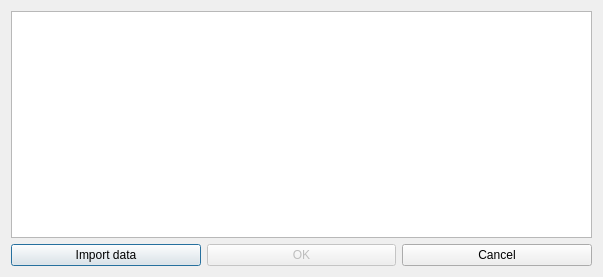
madsmh/Orbit-Cpp, file importdata.ui: the form before one commit.
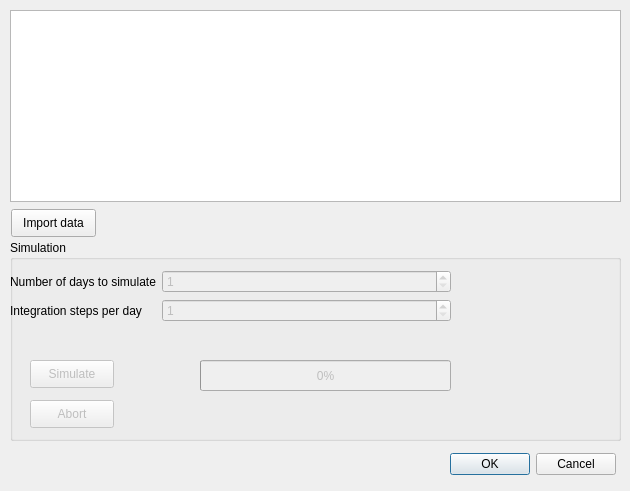
The form after the commit.

Commit message: Have added simulation interface to the importdata dialog.

The edit to the form file:
```diff
--- a/importdata.ui
+++ b/importdata.ui
@@ -6,66 +6,174 @@
    <rect>
     <x>0</x>
     <y>0</y>
-    <width>603</width>
-    <height>277</height>
+    <width>630</width>
+    <height>491</height>
    </rect>
   </property>
   <property name="windowTitle">
    <string>Import data</string>
   </property>
-  <layout class="QVBoxLayout" name="verticalLayout">
-   <item>
-    <layout class="QVBoxLayout" name="verticalLayout_2">
-     <item>
-      <widget class="QTextEdit" name="textEdit">
-       <property name="readOnly">
-        <bool>true</bool>
+  <widget class="QDialogButtonBox" name="buttonBox">
+   <property name="geometry">
+    <rect>
+     <x>450</x>
+     <y>450</y>
+     <width>166</width>
+     <height>28</height>
+    </rect>
+   </property>
+   <property name="standardButtons">
+    <set>QDialogButtonBox::Cancel|QDialogButtonBox::Ok</set>
+   </property>
+  </widget>
+  <widget class="QGroupBox" name="groupBox">
+   <property name="enabled">
+    <bool>true</bool>
+   </property>
+   <property name="geometry">
+    <rect>
+     <x>10</x>
+     <y>240</y>
+     <width>611</width>
+     <height>201</height>
+    </rect>
+   </property>
+   <property name="title">
+    <string>Simulation</string>
+   </property>
+   <widget class="QWidget" name="formLayoutWidget">
+    <property name="geometry">
+     <rect>
+      <x>0</x>
+      <y>30</y>
+      <width>441</width>
+      <height>71</height>
+     </rect>
+    </property>
+    <layout class="QFormLayout" name="formLayout">
+     <item row="0" column="0">
+      <widget class="QLabel" name="numberOfDaysLabel">
+       <property name="text">
+        <string>Number of days to simulate</string>
        </property>
       </widget>
      </item>
-     <item>
-      <layout class="QHBoxLayout" name="horizontalLayout">
-       <item>
-        <widget class="QPushButton" name="importButton">
-         <property name="sizePolicy">
-          <sizepolicy hsizetype="Minimum" vsizetype="Fixed">
-           <horstretch>0</horstretch>
-           <verstretch>0</verstretch>
-          </sizepolicy>
-         </property>
-         <property name="text">
-          <string>Import data</string>
-         </property>
-        </widget>
-       </item>
-       <item>
-        <widget class="QPushButton" name="okButton">
-         <property name="enabled">
-          <bool>false</bool>
-         </property>
-         <property name="text">
-          <string>OK</string>
-         </property>
-        </widget>
-       </item>
-       <item>
-        <widget class="QPushButton" name="cancelButton">
-         <property name="sizePolicy">
-          <sizepolicy hsizetype="Minimum" vsizetype="Fixed">
-           <horstretch>0</horstretch>
-           <verstretch>0</verstretch>
-          </sizepolicy>
-         </property>
-         <property name="text">
-          <string>Cancel</string>
-         </property>
-        </widget>
-       </item>
-      </layout>
+     <item row="1" column="0">
+      <widget class="QLabel" name="integrationStepsLabel">
+       <property name="text">
+        <string>Integration steps per day</string>
+       </property>
+      </widget>
+     </item>
+     <item row="0" column="1">
+      <widget class="QSpinBox" name="daysSpinBox">
+       <property name="enabled">
+        <bool>false</bool>
+       </property>
+       <property name="minimum">
+        <number>1</number>
+       </property>
+       <property name="maximum">
+        <number>10000</number>
+       </property>
+      </widget>
+     </item>
+     <item row="1" column="1">
+      <widget class="QSpinBox" name="stepSpinBox">
+       <property name="enabled">
+        <bool>false</bool>
+       </property>
+       <property name="minimum">
+        <number>1</number>
+       </property>
+       <property name="maximum">
+        <number>10000</number>
+       </property>
+      </widget>
      </item>
     </layout>
-   </item>
-  </layout>
+   </widget>
+   <widget class="QPushButton" name="simulateButton">
+    <property name="enabled">
+     <bool>false</bool>
+    </property>
+    <property name="geometry">
+     <rect>
+      <x>20</x>
+      <y>120</y>
+      <width>84</width>
+      <height>28</height>
+     </rect>
+    </property>
+    <property name="text">
+     <string>Simulate</string>
+    </property>
+   </widget>
+   <widget class="QProgressBar" name="progressBar">
+    <property name="enabled">
+     <bool>false</bool>
+    </property>
+    <property name="geometry">
+     <rect>
+      <x>190</x>
+      <y>120</y>
+      <width>251</width>
+      <height>31</height>
+     </rect>
+    </property>
+    <property name="value">
+     <number>0</number>
+    </property>
+   </widget>
+   <widget class="QPushButton" name="abortButton">
+    <property name="enabled">
+     <bool>false</bool>
+    </property>
+    <property name="geometry">
+     <rect>
+      <x>20</x>
+      <y>160</y>
+      <width>84</width>
+      <height>28</height>
+     </rect>
+    </property>
+    <property name="text">
+     <string>Abort</string>
+    </property>
+   </widget>
+  </widget>
+  <widget class="QTextEdit" name="textEdit">
+   <property name="geometry">
+    <rect>
+     <x>10</x>
+     <y>10</y>
+     <width>611</width>
+     <height>192</height>
+    </rect>
+   </property>
+   <property name="readOnly">
+    <bool>true</bool>
+   </property>
+  </widget>
+  <widget class="QPushButton" name="importButton">
+   <property name="geometry">
+    <rect>
+     <x>11</x>
+     <y>209</y>
+     <width>85</width>
+     <height>28</height>
+    </rect>
+   </property>
+   <property name="sizePolicy">
+    <sizepolicy hsizetype="Minimum" vsizetype="Fixed">
+     <horstretch>0</horstretch>
+     <verstretch>0</verstretch>
+    </sizepolicy>
+   </property>
+   <property name="text">
+    <string>Import data</string>
+   </property>
+  </widget>
  </widget>
  <resources/>
  <connections>
```
Left out of the diff: 46 changed lines with no effect on the pictures. The commit also changes 15 other files.
